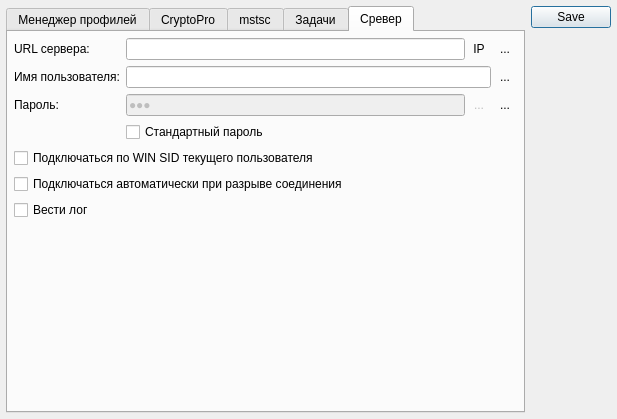
arcirk/arcirk_all, file ProfileManager/dialogmain.ui: the form before one commit.
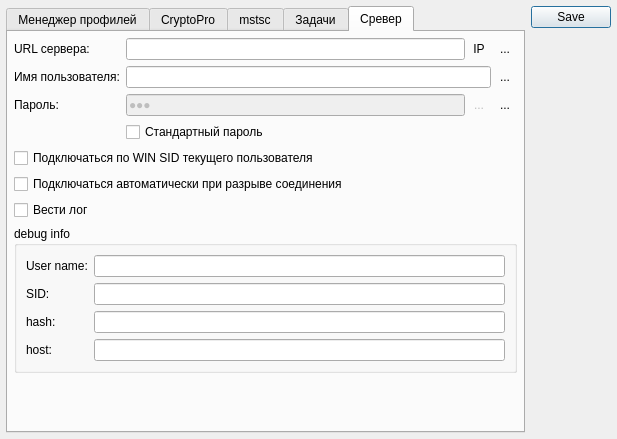
The form after the commit. The open tabs and pages were chosen to show the change. Icons and pictures are not drawn.

```diff
--- a/ProfileManager/dialogmain.ui
+++ b/ProfileManager/dialogmain.ui
@@ -7,7 +7,7 @@
     <x>0</x>
     <y>0</y>
     <width>617</width>
-    <height>419</height>
+    <height>439</height>
    </rect>
   </property>
   <property name="windowTitle">
@@ -1152,6 +1152,74 @@
          </property>
         </widget>
        </item>
+       <item>
+        <widget class="QGroupBox" name="grpDebug">
+         <property name="title">
+          <string>debug info</string>
+         </property>
+         <layout class="QGridLayout" name="gridLayout_9">
+          <item row="0" column="0">
+           <layout class="QGridLayout" name="gridLayout_8">
+            <item row="2" column="1">
+             <widget class="QLineEdit" name="txtDebugHash"/>
+            </item>
+            <item row="2" column="0">
+             <widget class="QLabel" name="label_15">
+              <property name="text">
+               <string>hash:</string>
+              </property>
+             </widget>
+            </item>
+            <item row="1" column="1">
+             <widget class="QLineEdit" name="txtDebugSID">
+              <property name="readOnly">
+               <bool>true</bool>
+              </property>
+             </widget>
+            </item>
+            <item row="0" column="0">
+             <widget class="QLabel" name="label_13">
+              <property name="text">
+               <string>User name:</string>
+              </property>
+             </widget>
+            </item>
+            <item row="1" column="0">
+             <widget class="QLabel" name="label_14">
+              <property name="text">
+               <string>SID:</string>
+              </property>
+             </widget>
+            </item>
+            <item row="0" column="1">
+             <widget class="QLineEdit" name="txtDebugUserName">
+              <property name="enabled">
+               <bool>true</bool>
+              </property>
+              <property name="readOnly">
+               <bool>true</bool>
+              </property>
+             </widget>
+            </item>
+            <item row="3" column="0">
+             <widget class="QLabel" name="label_16">
+              <property name="text">
+               <string>host:</string>
+              </property>
+             </widget>
+            </item>
+            <item row="3" column="1">
+             <widget class="QLineEdit" name="txtDebugHost">
+              <property name="readOnly">
+               <bool>true</bool>
+              </property>
+             </widget>
+            </item>
+           </layout>
+          </item>
+         </layout>
+        </widget>
+       </item>
        <item>
         <spacer name="verticalSpacer">
          <property name="orientation">
```
Left out of the diff: 2 changed lines with no effect on the pictures.
